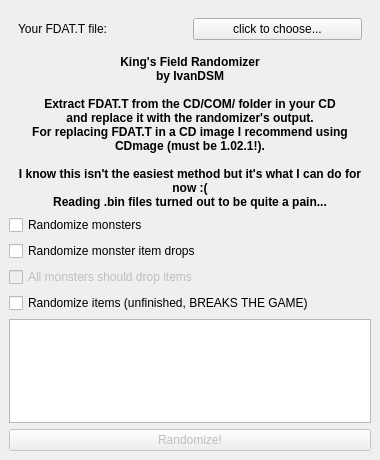
Old version of the form Tools/KFRandomizer/mainwindow.ui in the repository IvanDSM/KingsFieldRE.
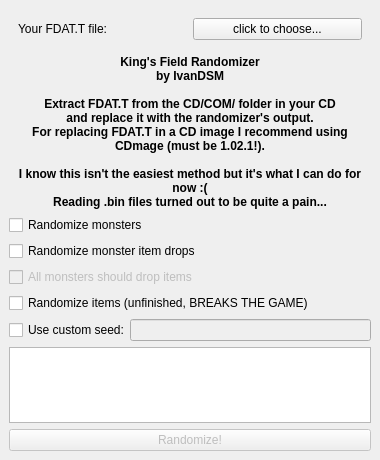
New version of the form. Icons and pictures are not drawn.

Commit message: KFRandomizer: Allow for a custom seed to be entered. Now a user can type out the seed they'd like to use. This allows for users to share amusing or interesing results without having to transfer game data images.

Diff of the .ui file:
```diff
--- a/Tools/KFRandomizer/mainwindow.ui
+++ b/Tools/KFRandomizer/mainwindow.ui
@@ -36,7 +36,7 @@
     <normaloff>:/kraken.ico</normaloff>:/kraken.ico</iconset>
   </property>
   <widget class="QWidget" name="centralwidget">
-   <layout class="QVBoxLayout" name="verticalLayout" stretch="0,0,0,0,0,0,0,0">
+   <layout class="QVBoxLayout" name="verticalLayout" stretch="0,0,0,0,0,0,0,0,0">
     <item>
      <widget class="QFrame" name="filePickFrame">
       <property name="frameShape">
@@ -124,6 +124,47 @@
       </property>
      </widget>
     </item>
+    <item>
+     <widget class="QFrame" name="seedFrame">
+      <property name="frameShape">
+       <enum>QFrame::NoFrame</enum>
+      </property>
+      <property name="frameShadow">
+       <enum>QFrame::Plain</enum>
+      </property>
+      <layout class="QHBoxLayout" name="horizontalLayout_2">
+       <property name="spacing">
+        <number>0</number>
+       </property>
+       <property name="leftMargin">
+        <number>0</number>
+       </property>
+       <property name="topMargin">
+        <number>0</number>
+       </property>
+       <property name="rightMargin">
+        <number>0</number>
+       </property>
+       <property name="bottomMargin">
+        <number>0</number>
+       </property>
+       <item>
+        <widget class="QCheckBox" name="seedCheck">
+         <property name="text">
+          <string>Use custom seed:</string>
+         </property>
+        </widget>
+       </item>
+       <item>
+        <widget class="QLineEdit" name="seedEdit">
+         <property name="enabled">
+          <bool>false</bool>
+         </property>
+        </widget>
+       </item>
+      </layout>
+     </widget>
+    </item>
     <item>
      <widget class="QListWidget" name="statusView">
       <property name="enabled">
```
The commit also changes 4 other files.
